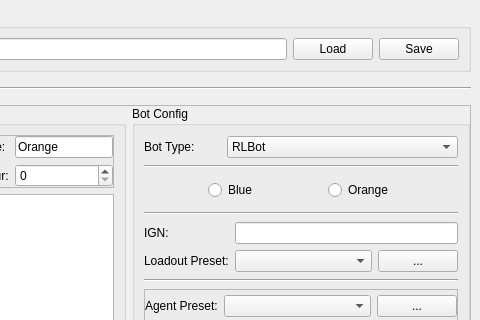
First picture: the form in src/main/python/RLBotFramework/gui/design/qt_gui.ui, repository RLBot/RLBot, before the edit; both pictures show x 228 to 708 and y 0 to 320 of the 708 by 587 pixel window.
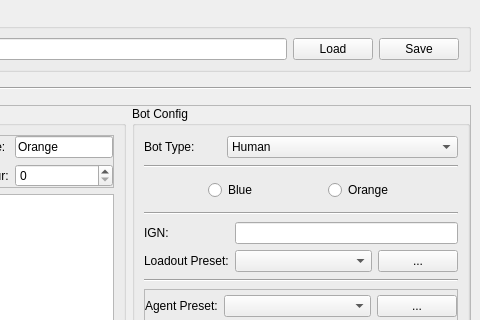
Second picture: the form after the edit.

Diff of the .ui file:
```diff
--- a/src/main/python/RLBotFramework/gui/design/qt_gui.ui
+++ b/src/main/python/RLBotFramework/gui/design/qt_gui.ui
@@ -387,7 +387,7 @@
                 <string>Select bot</string>
                </property>
                <property name="currentIndex">
-                <number>2</number>
+                <number>0</number>
                </property>
                <item>
                 <property name="text">
```
Left out of the diff: 7 changed lines with no effect on the pictures.
